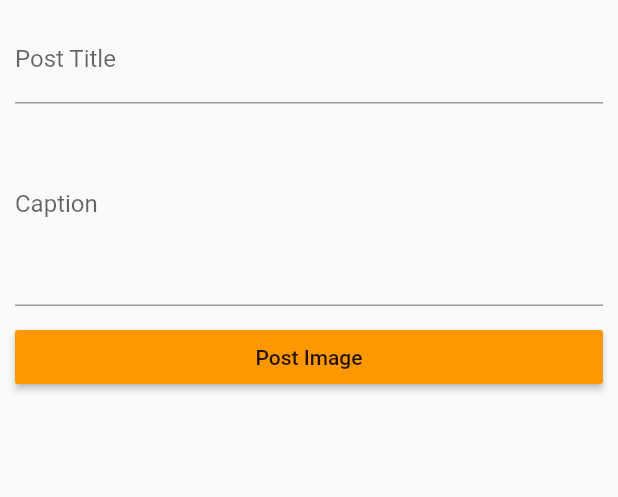
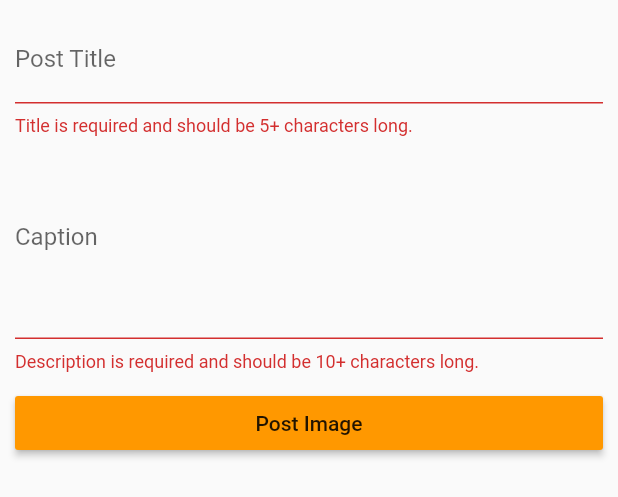
Before and after one commit to kziechmann/Flutter_UMF, a Flutter app: the CreatePostsPage widget shown alone on an empty page, opened directly with empty values, after a tap on "Post Image", on a phone screen of 412 x 824 dp. Shown: the top 497 px of the screen. Run offline on Flutter 3.47's test engine with Material 2 defaults, Android fonts, the phone set to English and light mode, and no system bars.

Commit message:
Form validation for login page and create posts page implemented.

```diff
--- a/lib/main.dart
+++ b/lib/main.dart
@@ -41,7 +41,7 @@ class _MyApp extends State<MyApp>{
       routes: {
         '/': (BuildContext context) => AuthPage(),
         '/posts': (BuildContext context) => PostsPage(_posts),
-        '/admin': (BuildContext context) => PostsAdminPage(_addPost, _removePost),
+        '/admin': (BuildContext context) => PostsAdminPage(_addPost, _removePost, _posts),
       },
       onGenerateRoute: (RouteSettings settings){
         final List<String> pathElements = settings.name.split('/');
--- a/lib/pages/admin.dart
+++ b/lib/pages/admin.dart
@@ -3,10 +3,11 @@ import 'postList.dart';
 import 'createPost.dart';
 
 class PostsAdminPage extends StatelessWidget {
+  final List<Map<String, String>> posts;
   final Function addPost;
   final Function removePost;
 
-  PostsAdminPage( this.addPost, this.removePost);
+  PostsAdminPage( this.addPost, this.removePost, this.posts);
 
   @override
   Widget build(BuildContext context) {
@@ -41,7 +42,7 @@ class PostsAdminPage extends StatelessWidget {
       body: TabBarView(
         children: <Widget>[
           CreatePostsPage( this.addPost),
-          PostListPage(),
+          PostListPage(this.posts),
         ],
         ),
       )
--- a/lib/pages/createPost.dart
+++ b/lib/pages/createPost.dart
@@ -1,9 +1,9 @@
 import 'package:flutter/material.dart';
 
 class CreatePostsPage extends StatefulWidget {
-  final Function addProduct;
+  final Function addPost;
 
-  CreatePostsPage(this.addProduct);
+  CreatePostsPage(this.addPost);
 
   @override
   State<StatefulWidget> createState() {
@@ -12,30 +12,56 @@ class CreatePostsPage extends StatefulWidget {
 }
 
 class _CreatePostsPageState extends State<CreatePostsPage> {
-  String titleValue = '';
-  String descriptionValue = '';
+  final Map<String, dynamic> _formData = {
+    'title': null,
+    'description': null,
+    'image': 'assets/mountains.jpg'
+  };
+  final GlobalKey<FormState> _formKey = GlobalKey<FormState>();
+
+  void _submitForm() {
+    if (!_formKey.currentState.validate()) {
+      return;
+    }
+    _formKey.currentState.save();
+    widget.addPost(_formData);
+    Navigator.pushReplacementNamed(context, '/posts');
+  }
+
 
   @override
   Widget build(BuildContext context) {
-    return Container(
+    return GestureDetector(
+      onTap: () {
+        FocusScope.of(context).requestFocus(FocusNode());
+      },
+      child:Container(
       margin: EdgeInsets.all(10.0),
-      child: ListView(
+      child: Form(
+        key: _formKey,
+        child:ListView(
         children: <Widget>[
-          TextField(
+          TextFormField(
             decoration: InputDecoration(labelText: 'Post Title'),
-            onChanged: (String value) {
-              setState(() {
-                titleValue = value;
-              });
+            validator: (String value) {
+              if (value.isEmpty || value.length < 5) {
+                return 'Title is required and should be 5+ characters long.';
+              }
+            },
+            onSaved: (String value) {
+                _formData['title'] = value;
             },
           ),
-          TextField(
+          TextFormField(
             decoration: InputDecoration(labelText: 'Caption'),
             maxLines: 5,
-            onChanged: (String value) {
-              setState(() {
-                descriptionValue = value;
-              });
+            onSaved: (String value) {
+                _formData['description'] = value;
+            },
+            validator: (String value) {
+              if (value.isEmpty || value.length < 10) {
+                return 'Description is required and should be 10+ characters long.';
+              }
             },
           ),
           SizedBox(
@@ -44,17 +70,11 @@ class _CreatePostsPageState extends State<CreatePostsPage> {
           RaisedButton(
             color: Theme.of(context).accentColor,
             child: Text('Post Image'),
-            onPressed: () {
-              final Map<String, String> post = {
-                'title': titleValue,
-                'description': descriptionValue,
-                'image': 'assets/mountains.jpg'
-              };
-              widget.addProduct(post);
-              Navigator.pushReplacementNamed(context, '/posts');
-            },
+            onPressed: _submitForm,
           )
         ],
+      ),
+      ),
       ),
     );
   }
```
Also changed, not shown: lib/pages/auth.dart (+36 -21 lines), lib/pages/postList.dart (+11 -1 lines), lib/pages/posts.dart (+3 -7 lines), lib/post_manager.dart (deleted, +0 -18 lines).
